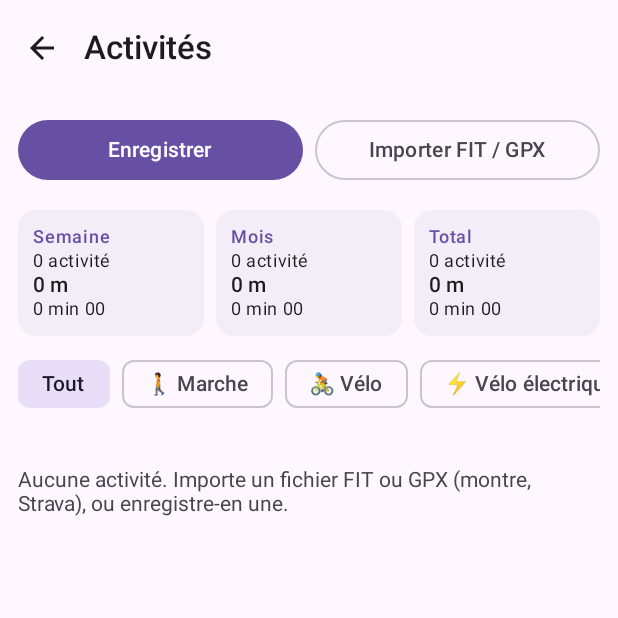
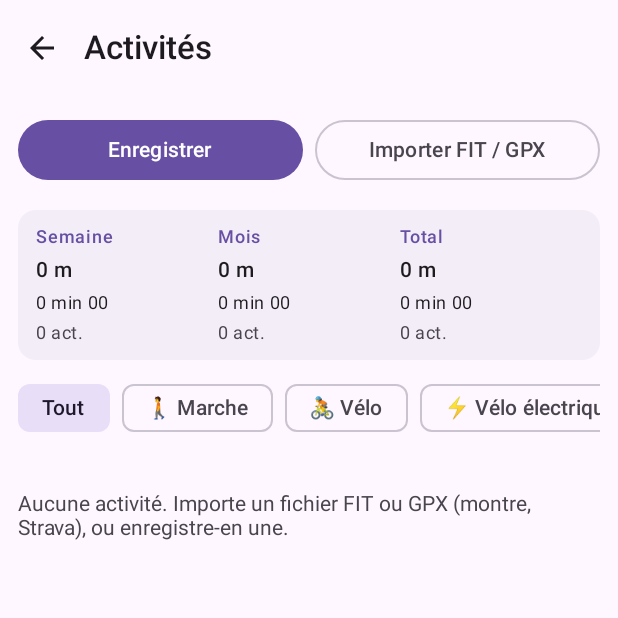
Before and after one commit to KrustyLeBot/Griffonote, an Android app built with Jetpack Compose: the composable ActivitiesScreen shown on its own in the app's theme, on a phone screen of 412 x 824 dp, the top half of it. Run offline under Robolectric (Android 15) with nearby library versions, the phone set to English and light mode, and no system bars; 1 statement that could not run was skipped.

Commit message:
Record: equal-height sport buttons; activities: aligned summary table for narrow phones
Co-Authored-By: Claude Sonnet 5.5 <noreply@anthropic.com>
Claude-Session: https://claude.ai/code/session_01VBfqQxt5s9wj3HLU7zdY62

```diff
--- a/app/src/main/java/app/griffonote/ui/ActivitiesScreen.kt
+++ b/app/src/main/java/app/griffonote/ui/ActivitiesScreen.kt
@@ -144,11 +144,7 @@ fun ActivitiesScreen(vm: MainViewModel) {
                 }
             }
             item {
-                Row(Modifier.fillMaxWidth(), horizontalArrangement = Arrangement.spacedBy(8.dp)) {
-                    SummaryCard("Semaine", week, Modifier.weight(1f))
-                    SummaryCard("Mois", month, Modifier.weight(1f))
-                    SummaryCard("Total", overall, Modifier.weight(1f))
-                }
+                SummaryTable(listOf("Semaine" to week, "Mois" to month, "Total" to overall))
             }
             item {
                 Row(Modifier.horizontalScroll(rememberScrollState()), horizontalArrangement = Arrangement.spacedBy(8.dp)) {
@@ -238,16 +234,35 @@ fun SportChips(selected: Sport, sports: List<Sport>, onSelect: (Sport) -> Unit)
     }
 }
 
+/** One card, one row per figure: the columns stay aligned whatever the width of the phone. */
 @Composable
-private fun SummaryCard(title: String, t: Totals, modifier: Modifier) {
-    Card(colors = CardDefaults.cardColors(containerColor = MaterialTheme.colorScheme.surfaceContainer), modifier = modifier) {
-        Column(Modifier.padding(10.dp)) {
-            Text(title, style = MaterialTheme.typography.labelMedium, color = MaterialTheme.colorScheme.primary)
-            Text("${t.count} activité${if (t.count > 1) "s" else ""}", style = MaterialTheme.typography.bodySmall)
-            Text(Fmt.distance(t.distance), fontWeight = FontWeight.SemiBold)
-            Text(Fmt.duration(t.seconds), style = MaterialTheme.typography.bodySmall)
-            if (t.ascent > 0) Text("↑ ${t.ascent} m", style = MaterialTheme.typography.bodySmall)
-            if (t.hasSki) Text("⛷️ ${t.skiRuns} desc. · ${t.skiDrop} m", style = MaterialTheme.typography.bodySmall)
+private fun SummaryTable(columns: List<Pair<String, Totals>>) {
+    Card(colors = CardDefaults.cardColors(containerColor = MaterialTheme.colorScheme.surfaceContainer), modifier = Modifier.fillMaxWidth()) {
+        Column(Modifier.padding(horizontal = 12.dp, vertical = 10.dp), verticalArrangement = Arrangement.spacedBy(4.dp)) {
+            @Composable
+            fun line(style: androidx.compose.ui.text.TextStyle, weight: FontWeight?, color: androidx.compose.ui.graphics.Color?, cell: (Totals) -> String) {
+                Row(Modifier.fillMaxWidth()) {
+                    columns.forEach { (_, t) ->
+                        Text(
+                            cell(t), style = style, fontWeight = weight, maxLines = 1, softWrap = false, overflow = TextOverflow.Ellipsis,
+                            color = color ?: androidx.compose.ui.graphics.Color.Unspecified, modifier = Modifier.weight(1f),
+                        )
+                    }
+                }
+            }
+            Row(Modifier.fillMaxWidth()) {
+                columns.forEach { (title, _) ->
+                    Text(title, style = MaterialTheme.typography.labelMedium, color = MaterialTheme.colorScheme.primary, modifier = Modifier.weight(1f))
+                }
+            }
+            line(MaterialTheme.typography.bodyMedium, FontWeight.SemiBold, null) { Fmt.distance(it.distance) }
+            line(MaterialTheme.typography.bodySmall, null, null) { Fmt.duration(it.seconds) }
+            line(MaterialTheme.typography.bodySmall, null, MaterialTheme.colorScheme.onSurfaceVariant) { "${it.count} act." }
+            if (columns.any { it.second.ascent > 0 }) line(MaterialTheme.typography.bodySmall, null, null) { if (it.ascent > 0) "↑ ${it.ascent} m" else "–" }
+            if (columns.any { it.second.hasSki }) {
+                line(MaterialTheme.typography.bodySmall, null, null) { if (it.hasSki) "⛷️ ${it.skiRuns} desc." else "–" }
+                line(MaterialTheme.typography.bodySmall, null, null) { if (it.hasSki) "↓ ${it.skiDrop} m" else "–" }
+            }
         }
     }
 }
--- a/app/src/main/java/app/griffonote/ui/RecordScreen.kt
+++ b/app/src/main/java/app/griffonote/ui/RecordScreen.kt
@@ -174,9 +174,12 @@ private fun SportButton(s: Sport, selected: Boolean, modifier: Modifier, onClick
         colors = androidx.compose.material3.CardDefaults.cardColors(containerColor = container),
         modifier = modifier,
     ) {
-        Column(Modifier.fillMaxWidth().padding(vertical = 16.dp), horizontalAlignment = Alignment.CenterHorizontally) {
+        Column(Modifier.fillMaxWidth().height(96.dp).padding(horizontal = 4.dp), horizontalAlignment = Alignment.CenterHorizontally, verticalArrangement = Arrangement.Center) {
             Text(sportEmoji(s), fontSize = 30.sp)
-            Text(s.label, style = MaterialTheme.typography.labelLarge, fontWeight = if (selected) FontWeight.Bold else FontWeight.Normal)
+            Text(
+                s.label, style = MaterialTheme.typography.labelMedium, textAlign = androidx.compose.ui.text.style.TextAlign.Center,
+                maxLines = 2, fontWeight = if (selected) FontWeight.Bold else FontWeight.Normal,
+            )
         }
     }
 }
```
